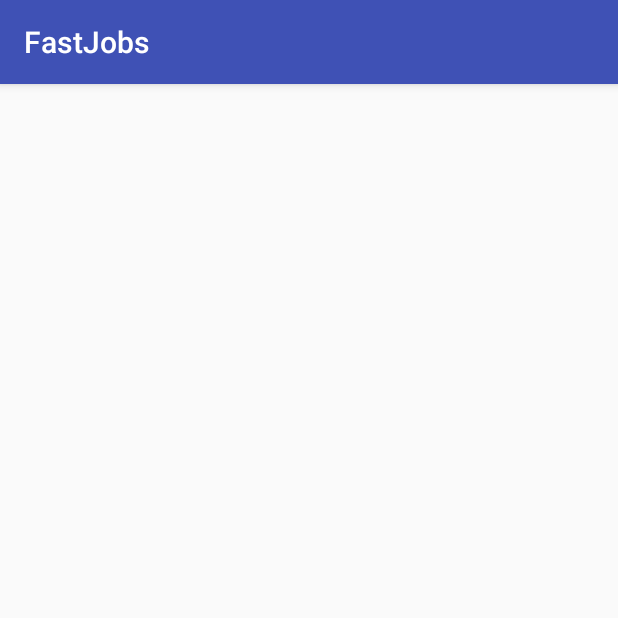
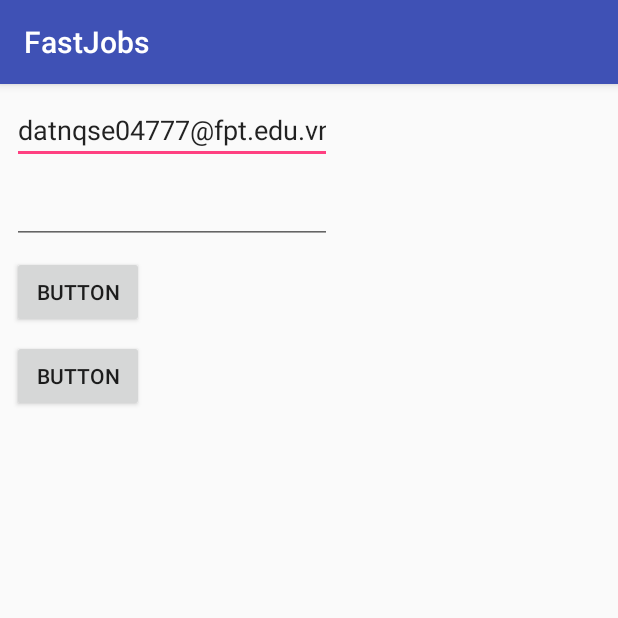
Before and after one commit to vanthai2704/AndroidFinalProject, an Android app: the screen it shows after launch (MainActivity before the commit, TestActivity after it), on a phone screen of 412 x 824 dp, the top half of it. Run offline under Robolectric (Android 15) with nearby library versions, the phone set to English and light mode, and no system bars; our stand-ins replace Firebase (no records; nobody signed in at launch, a user with empty details on screens opened directly).

Commit message:
DB login and user

```diff
--- a/FastJobs/app/build.gradle
+++ b/FastJobs/app/build.gradle
@@ -20,9 +20,15 @@ android {
 
 dependencies {
     implementation fileTree(dir: 'libs', include: ['*.jar'])
+    //noinspection GradleCompatible
     implementation 'com.android.support:appcompat-v7:28.0.0'
     implementation 'com.android.support.constraint:constraint-layout:1.1.3'
     testImplementation 'junit:junit:4.12'
     androidTestImplementation 'com.android.support.test:runner:1.0.2'
     androidTestImplementation 'com.android.support.test.espresso:espresso-core:3.0.2'
+    implementation 'com.google.firebase:firebase-core:16.0.1'
+    implementation 'com.google.firebase:firebase-auth:16.0.1'
+    implementation 'com.google.firebase:firebase-database:16.0.1'
+    implementation 'com.firebaseui:firebase-ui-database:3.3.1'
 }
+apply plugin: 'com.google.gms.google-services'
--- a/FastJobs/app/src/main/AndroidManifest.xml
+++ b/FastJobs/app/src/main/AndroidManifest.xml
@@ -1,6 +1,8 @@
 <?xml version="1.0" encoding="utf-8"?>
 <manifest xmlns:android="http://schemas.android.com/apk/res/android"
     package="com.example.fastjobs">
+
+    <uses-permission android:name="android.permission.INTERNET" />
 
     <application
         android:allowBackup="true"
@@ -16,6 +18,7 @@
                 <category android:name="android.intent.category.LAUNCHER" />
             </intent-filter>
         </activity>
+        <activity android:name=".TestActivity"></activity>
     </application>
 
 </manifest>
--- a/FastJobs/app/src/main/java/com/example/fastjobs/MainActivity.java
+++ b/FastJobs/app/src/main/java/com/example/fastjobs/MainActivity.java
@@ -1,7 +1,11 @@
 package com.example.fastjobs;
 
+import android.content.Intent;
 import android.support.v7.app.AppCompatActivity;
 import android.os.Bundle;
+import android.view.View;
+
+import com.example.fastjobs.firebase.LoginSupport;
 
 public class MainActivity extends AppCompatActivity {
 
@@ -9,7 +13,7 @@ public class MainActivity extends AppCompatActivity {
     protected void onCreate(Bundle savedInstanceState) {
         super.onCreate(savedInstanceState);
         setContentView(R.layout.activity_main);
+        Intent intentTest = new Intent(this, TestActivity.class);
+        startActivity(intentTest);
     }
-
-
 }
--- /dev/null
+++ b/FastJobs/app/src/main/java/com/example/fastjobs/TestActivity.java
@@ -0,0 +1,52 @@
+package com.example.fastjobs;
+
+import android.support.v7.app.AppCompatActivity;
+import android.os.Bundle;
+import android.view.View;
+import android.widget.EditText;
+import android.widget.TextView;
+import android.widget.Toast;
+
+import com.example.fastjobs.entity.User;
+import com.example.fastjobs.firebase.LoginSupport;
+import com.example.fastjobs.firebase.UserCallback;
+import com.example.fastjobs.firebase.UserSupport;
+
+import java.util.Date;
+import java.util.List;
+
+public class TestActivity extends AppCompatActivity {
+
+    UserSupport userSupport;
+    @Override
+    protected void onCreate(Bundle savedInstanceState) {
+        super.onCreate(savedInstanceState);
+        setContentView(R.layout.activity_test);
+        userSupport = new UserSupport();
+        TextView textView = findViewById(R.id.editTextTest1);
+        textView.setText("datnqse04777@fpt.edu.vn");
+    }
+
+    public void test(View view){
+        LoginSupport loginSupport = new LoginSupport();
+        EditText email = findViewById(R.id.editTextTest1);
+        EditText password =findViewById(R.id.editTextTest2);
+        loginSupport.login(email.getText().toString(),password.getText().toString());
+        for(int i = 1; i < 12; i++){
+            userSupport.insert(new User("Nguyen Quang Dat","datnqse04777@fpt.edu.vn", "A"+i, new Date()));
+        }
+
+
+    }
+
+    public void insert(View view){
+        userSupport.getAll(3, 3, new UserCallback() {
+            @Override
+            public void onCallback(User user, String key, List<User> users) {
+                for(User u : users){
+                    System.out.println(u.getPhone());
+                }
+            }
+        });
+    }
+}
--- /dev/null
+++ b/FastJobs/app/src/main/java/com/example/fastjobs/firebase/BaseSupport.java
@@ -0,0 +1,14 @@
+package com.example.fastjobs.firebase;
+
+import com.google.firebase.auth.FirebaseAuth;
+import com.google.firebase.database.DatabaseReference;
+import com.google.firebase.database.FirebaseDatabase;
+
+public class BaseSupport {
+    protected FirebaseAuth auth;
+    protected DatabaseReference db;
+    public BaseSupport(){
+        auth = FirebaseAuth.getInstance();
+        db = FirebaseDatabase.getInstance().getReference();
+    }
+}
--- /dev/null
+++ b/FastJobs/app/src/main/java/com/example/fastjobs/firebase/UserCallback.java
@@ -0,0 +1,9 @@
+package com.example.fastjobs.firebase;
+
+import com.example.fastjobs.entity.User;
+
+import java.util.List;
+
+public interface UserCallback {
+    void onCallback(User user, String key, List<User> users);
+}
--- /dev/null
+++ b/FastJobs/app/src/main/res/layout/activity_test.xml
@@ -0,0 +1,52 @@
+<?xml version="1.0" encoding="utf-8"?>
+<android.support.constraint.ConstraintLayout xmlns:android="http://schemas.android.com/apk/res/android"
+    xmlns:app="http://schemas.android.com/apk/res-auto"
+    xmlns:tools="http://schemas.android.com/tools"
+    android:layout_width="match_parent"
+    android:layout_height="match_parent"
+    tools:context=".TestActivity">
+
+    <EditText
+        android:id="@+id/editTextTest1"
+        android:layout_width="wrap_content"
+        android:layout_height="wrap_content"
+        android:layout_marginStart="8dp"
+        android:layout_marginTop="8dp"
+        android:ems="10"
+        android:inputType="textEmailAddress"
+        app:layout_constraintStart_toStartOf="parent"
+        app:layout_constraintTop_toTopOf="parent" />
+
+    <EditText
+        android:id="@+id/editTextTest2"
+        android:layout_width="wrap_content"
+        android:layout_height="wrap_content"
+        android:layout_marginStart="8dp"
+        android:layout_marginTop="8dp"
+        android:ems="10"
+        android:inputType="textPassword"
+        app:layout_constraintStart_toStartOf="parent"
+        app:layout_constraintTop_toBottomOf="@+id/editTextTest1" />
+
+    <Button
+        android:id="@+id/buttonTest"
+        android:layout_width="wrap_content"
+        android:layout_height="wrap_content"
+        android:layout_marginStart="8dp"
+        android:layout_marginTop="8dp"
+        android:onClick="test"
+        android:text="Button"
+        app:layout_constraintStart_toStartOf="parent"
+        app:layout_constraintTop_toBottomOf="@+id/editTextTest2" />
+
+    <Button
+        android:id="@+id/buttonTest2"
+        android:layout_width="wrap_content"
+        android:layout_height="wrap_content"
+        android:layout_marginStart="8dp"
+        android:layout_marginTop="8dp"
+        android:onClick="insert"
+        android:text="Button"
+        app:layout_constraintStart_toStartOf="parent"
+        app:layout_constraintTop_toBottomOf="@+id/buttonTest" />
+</android.support.constraint.ConstraintLayout>
--- a/FastJobs/build.gradle
+++ b/FastJobs/build.gradle
@@ -8,7 +8,7 @@ buildscript {
     }
     dependencies {
         classpath 'com.android.tools.build:gradle:3.2.0'
-
+        classpath 'com.google.gms:google-services:4.0.1'
 
         // NOTE: Do not place your application dependencies here; they belong
         // in the individual module build.gradle files
```
Also changed, not shown: FastJobs/app/src/main/java/com/example/fastjobs/entity/User.java (added, +70 -0 lines), FastJobs/app/src/main/java/com/example/fastjobs/firebase/LoginSupport.java (added, +58 -0 lines), FastJobs/app/src/main/java/com/example/fastjobs/firebase/UserSupport.java (added, +97 -0 lines), 1 other file.
